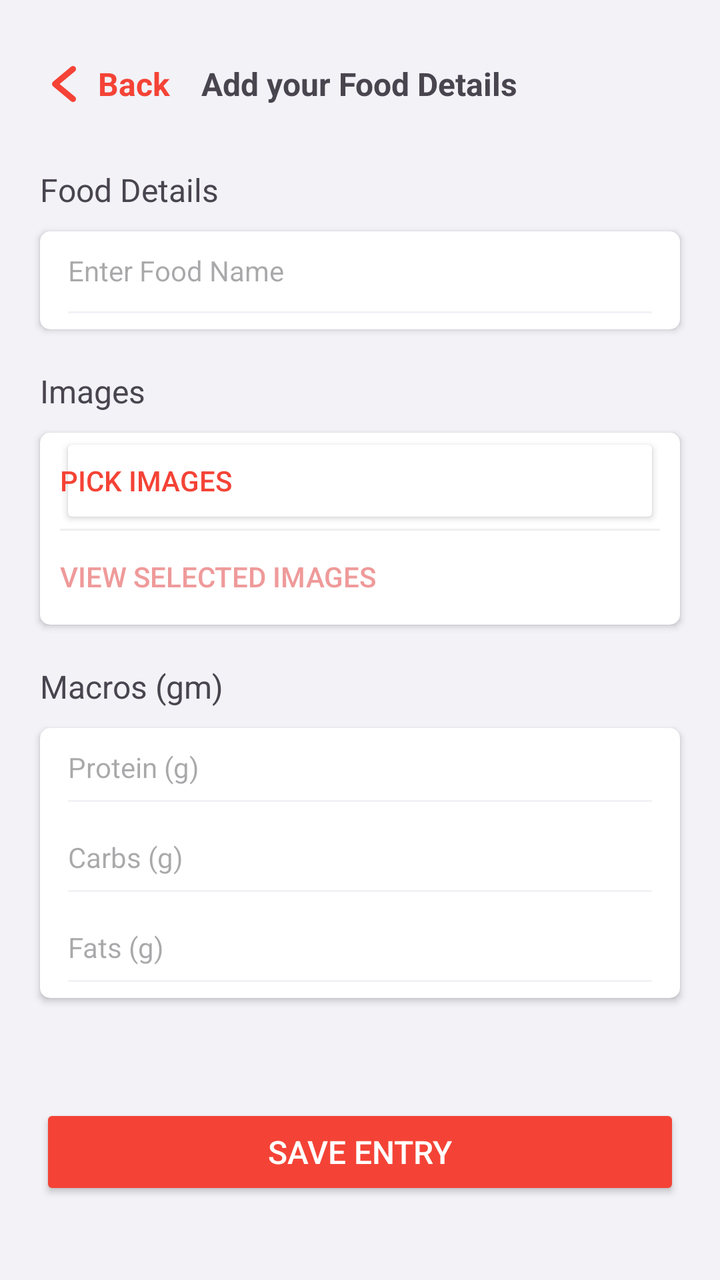
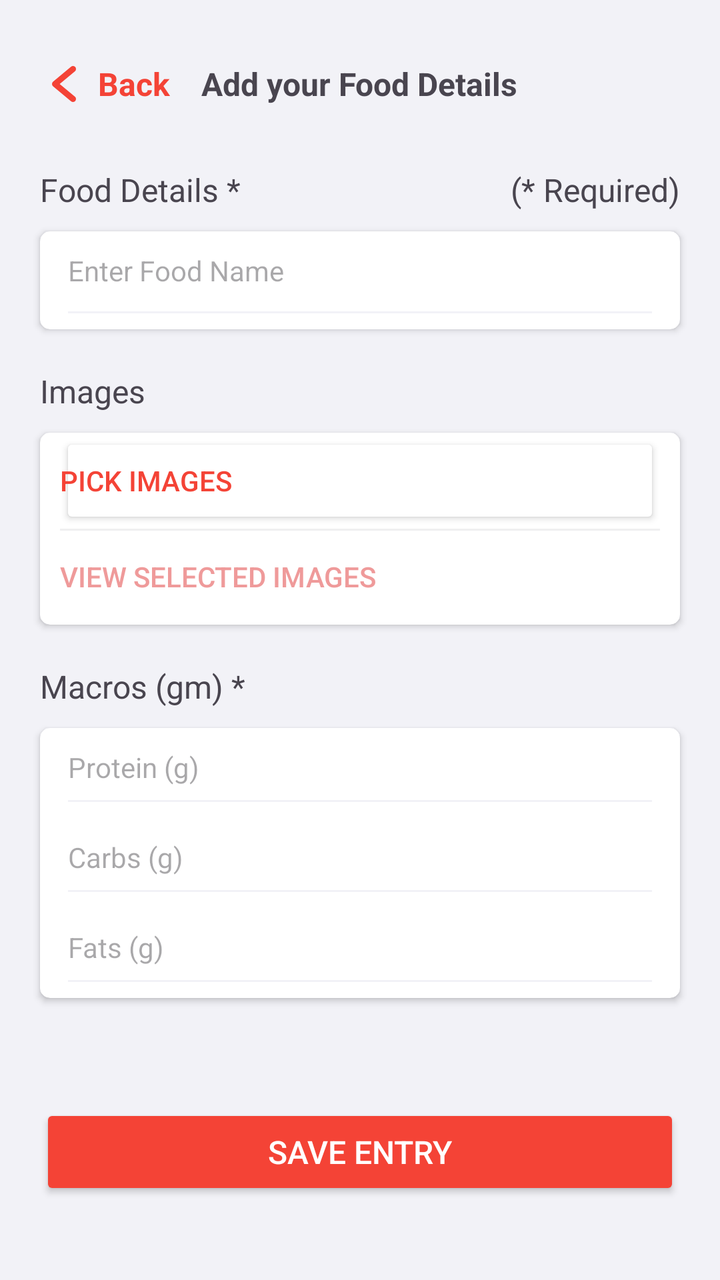

The first picture is an Android layout as it rendered before a commit; the second is the same layout after the commit. The layout source and the unified diff follow.
<!-- AndroidManifest.xml: application theme Theme.ExActHealth -->
<!-- res/layout/activity_add_favorite_food.xml -->
<?xml version="1.0" encoding="utf-8"?>
<RelativeLayout
    xmlns:android="http://schemas.android.com/apk/res/android"
    xmlns:app="http://schemas.android.com/apk/res-auto"
    xmlns:tools="http://schemas.android.com/tools"
    android:id="@+id/main"
    android:layout_width="match_parent"
    android:layout_height="match_parent"
    android:background="@color/light_gray"
    tools:context=".activities.AddFavoriteFoodActivity">

    <RelativeLayout
        android:id="@+id/favorite_foods_toolbar_layout_2"
        android:layout_width="match_parent"
        android:layout_height="wrap_content"
        android:layout_marginStart="20dp"
        android:layout_marginEnd="20dp"
        android:layout_marginTop="30dp">

        <RelativeLayout
            android:id="@+id/back_to_favorite_food_layout"
            android:layout_width="wrap_content"
            android:layout_height="wrap_content"
            android:clickable="true"
            android:focusable="true">

            <ImageView
                android:id="@+id/back_to_favorite_food_icon"
                android:layout_width="wrap_content"
                android:layout_height="wrap_content"
                android:background="@drawable/back_button">
            </ImageView>

            <TextView
                android:id="@+id/back_to_favorite_food_text"
                android:layout_width="wrap_content"
                android:layout_height="wrap_content"
                android:layout_toEndOf="@+id/back_to_favorite_food_icon"
                android:layout_alignBottom="@+id/back_to_favorite_food_icon"
                android:layout_alignTop="@+id/back_to_favorite_food_icon"
                android:layout_marginStart="5dp"
                android:gravity="center"
                android:text="Back"
                android:textColor="@color/red"
                android:textStyle="bold"
                android:textSize="16sp">
            </TextView>

        </RelativeLayout>

        <TextView
            android:id="@+id/add_your_favorite_food_details"
            android:layout_width="wrap_content"
            android:layout_height="wrap_content"
            android:layout_centerInParent="true"
            android:gravity="center"
            android:text="Add your Food Details"
            android:textSize="16sp"
            android:textStyle="bold">
        </TextView>

    </RelativeLayout>

    <TextView
        android:id="@+id/favorite_food_details_title"
        android:layout_width="match_parent"
        android:layout_height="wrap_content"
        android:layout_below="@+id/favorite_foods_toolbar_layout_2"
        android:layout_marginTop="30dp"
        android:layout_marginStart="20dp"
        android:layout_marginEnd="20dp"
        android:textSize="16sp"
        android:text="@string/food_details_title">
    </TextView>

    <androidx.cardview.widget.CardView
        android:id="@+id/favorite_food_name_card_view"
        android:layout_width="match_parent"
        android:layout_height="wrap_content"
        android:layout_below="@+id/favorite_food_details_title"
        android:layout_marginTop="10dp"
        android:layout_marginStart="20dp"
        android:layout_marginEnd="20dp"

        app:contentPaddingLeft="10dp"
        app:contentPaddingRight="10dp"
        app:cardCornerRadius="5dp">

        <RelativeLayout
            android:id="@+id/favorite_food_name_layout"
            android:layout_width="match_parent"
            android:layout_height="match_parent">

            <EditText
                android:id="@+id/favorite_food_name_text_edit"
                android:theme="@style/DialogTheme"
                android:layout_width="match_parent"
                android:layout_height="wrap_content"
                android:paddingBottom="20dp"
                android:gravity="center_vertical"
                android:hint="@string/enter_food_name_hint"
                android:textSize="14sp"
                android:backgroundTint="@color/light_gray"
                android:inputType="textPersonName"
                android:autofillHints="name">
            </EditText>

        </RelativeLayout>

    </androidx.cardview.widget.CardView>

    <TextView
        android:id="@+id/favorite_food_images_title"
        android:layout_width="match_parent"
        android:layout_height="wrap_content"
        android:layout_below="@+id/favorite_food_name_card_view"
        android:layout_marginTop="20dp"
        android:layout_marginStart="20dp"
        android:layout_marginEnd="20dp"
        android:textSize="16sp"
        android:text="@string/images_title">
    </TextView>

    <androidx.cardview.widget.CardView
        android:id="@+id/food_details_images_card_view_2"
        android:layout_width="match_parent"
        android:layout_height="wrap_content"
        android:layout_below="@+id/favorite_food_images_title"
        android:layout_marginTop="10dp"
        android:layout_marginStart="20dp"
        android:layout_marginEnd="20dp"

        app:contentPaddingLeft="10dp"
        app:contentPaddingRight="10dp"
        app:cardCornerRadius="5dp">

        <RelativeLayout
            android:id="@+id/favorite_food_images_layout"
            android:layout_width="match_parent"
            android:layout_height="match_parent">

            <Button
                android:id="@+id/favorite_food_pick_images_button"
                android:layout_width="match_parent"
                android:layout_height="wrap_content"
                android:gravity="center_vertical"
                android:padding="0dp"
                android:backgroundTint="@color/white"
                android:text="@string/pick_images"
                android:textColor="@color/red"
                android:textSize="14sp"
                android:textStyle="normal">
            </Button>

            <View
                android:layout_width="match_parent"
                android:layout_below="@+id/favorite_food_pick_images_button"
                android:layout_height="1dp"
                android:background="@color/mid_gray">
            </View>

            <Button
                android:id="@+id/favorite_food_selected_images_button"
                android:layout_width="match_parent"
                android:layout_height="wrap_content"
                android:layout_below="@+id/favorite_food_pick_images_button"
                android:gravity="center_vertical"
                android:padding="0dp"
                android:backgroundTint="@color/white"
                android:text="@string/view_selected_images"
                android:textColor="@color/light_red"
                android:textSize="14sp"
                android:textStyle="normal"
                android:enabled="false">
            </Button>

        </RelativeLayout>

    </androidx.cardview.widget.CardView>

    <TextView
        android:id="@+id/favorite_food_macros_title"
        android:layout_width="match_parent"
        android:layout_height="wrap_content"
        android:layout_below="@+id/food_details_images_card_view_2"
        android:layout_marginTop="20dp"
        android:layout_marginStart="20dp"
        android:layout_marginEnd="20dp"
        android:textSize="16sp"
        android:text="@string/macros">
    </TextView>

    <androidx.cardview.widget.CardView
        android:id="@+id/favorite_food_macros_card_view"
        android:layout_width="match_parent"
        android:layout_height="wrap_content"
        android:layout_below="@+id/favorite_food_macros_title"
        android:layout_marginTop="10dp"
        android:layout_marginStart="20dp"
        android:layout_marginEnd="20dp"

        app:contentPaddingLeft="10dp"
        app:contentPaddingRight="10dp"
        app:cardCornerRadius="5dp">

        <RelativeLayout
            android:id="@+id/favorite_food_macros_layout"
            android:layout_width="match_parent"
            android:layout_height="match_parent">

            <EditText
                android:id="@+id/favorite_food_protein_text_edit"
                android:theme="@style/DialogTheme"
                android:layout_width="match_parent"
                android:layout_height="wrap_content"
                android:paddingBottom="16dp"
                android:gravity="center_vertical"
                android:hint="@string/protein"
                android:textSize="14sp"
                android:backgroundTint="@color/light_gray"
                android:inputType="number"
                android:importantForAutofill="no">
            </EditText>

            <EditText
                android:id="@+id/favorite_food_carbs_text_edit"
                android:theme="@style/DialogTheme"
                android:layout_width="match_parent"
                android:layout_height="wrap_content"
                android:layout_below="@+id/favorite_food_protein_text_edit"
                android:paddingBottom="16dp"
                android:gravity="center_vertical"
                android:hint="@string/carbs"
                android:textSize="14sp"
                android:backgroundTint="@color/light_gray"
                android:inputType="number"
                android:importantForAutofill="no">
            </EditText>

            <EditText
                android:id="@+id/favorite_food_fats_text_edit"
                android:theme="@style/DialogTheme"
                android:layout_width="match_parent"
                android:layout_height="wrap_content"
                android:layout_below="@+id/favorite_food_carbs_text_edit"
                android:paddingBottom="16dp"
                android:gravity="center_vertical"
                android:hint="@string/fats"
                android:textSize="14sp"
                android:backgroundTint="@color/light_gray"
                android:inputType="number"
                android:importantForAutofill="no">
            </EditText>

        </RelativeLayout>

    </androidx.cardview.widget.CardView>

    <Button
        android:id="@+id/favorite_food_save_entry_button"
        android:layout_width="match_parent"
        android:layout_height="wrap_content"
        android:layout_alignParentBottom="true"
        android:gravity="center"
        android:layout_marginStart="20dp"
        android:layout_marginEnd="20dp"
        android:layout_marginBottom="40dp"
        android:paddingTop="10dp"
        android:paddingBottom="10dp"
        android:backgroundTint="@color/red"
        android:text="@string/save_entry"
        android:textColor="@color/white"
        android:textSize="16sp"
        android:textStyle="normal"
        app:cornerRadius="5dp">
    </Button>

</RelativeLayout>
<!-- resources referenced by this layout -->
<resources>
  <color name="light_gray">#F2F2F7</color>
  <color name="light_red">#EF9A9A</color>
  <color name="mid_gray">#EFEFF0</color>
  <color name="red">#F44336</color>
  <color name="white">#FFFFFFFF</color>
  <!-- drawable back_button (drawable) -->
  <vector xmlns:android="http://schemas.android.com/apk/res/android"
      android:width="24dp"
      android:height="24dp"
      android:viewportWidth="96"
      android:viewportHeight="96">
    <path
        android:fillColor="@color/red"
        android:pathData="M39.376,48.002l30.47,-25.39a6.003,6.003 0,0 0,-7.688 -9.223L26.156,43.391a6.009,6.009 0,0 0,0 9.223L62.158,82.615a6.003,6.003 0,0 0,7.688 -9.223Z"/>
  </vector>
  <string name="carbs">Carbs (g)</string>
  <string name="enter_food_name_hint">Enter Food Name</string>
  <string name="fats">Fats (g)</string>
  <string name="food_details_title">Food Details</string>
  <string name="images_title">Images</string>
  <string name="macros">Macros (gm)</string>
  <string name="pick_images">Pick Images</string>
  <string name="protein">Protein (g)</string>
  <string name="save_entry">Save Entry</string>
  <string name="view_selected_images">View selected images</string>
  <style name="DialogTheme" parent="Theme.Material3.Light.Dialog">
          <item name="colorAccent">@color/red</item>
          <item name="colorOnPrimary">@color/red</item>
          <item name="colorControlActivated">@color/red</item>
      </style>
  <style name="Theme.ExActHealth" parent="Base.Theme.ExActHealth" />
  <style name="Base.Theme.ExActHealth" parent="Theme.Material3.Light.NoActionBar">
          
          <item name="colorPrimary">@color/red</item>
          <item name="android:itemBackground">@color/white</item>
      </style>
</resources>

<!-- the commit's change to res/layout/activity_add_favorite_food.xml (unified diff, before → after) -->
@@ -63,7 +63,7 @@
 
     <TextView
         android:id="@+id/favorite_food_details_title"
-        android:layout_width="match_parent"
+        android:layout_width="wrap_content"
         android:layout_height="wrap_content"
         android:layout_below="@+id/favorite_foods_toolbar_layout_2"
         android:layout_marginTop="30dp"
@@ -71,6 +71,19 @@
         android:layout_marginEnd="20dp"
         android:textSize="16sp"
         android:text="@string/food_details_title">
+    </TextView>
+
+    <TextView
+        android:id="@+id/favorite_food_required_text_view"
+        android:layout_width="wrap_content"
+        android:layout_height="wrap_content"
+        android:layout_alignParentEnd="true"
+        android:layout_below="@+id/favorite_foods_toolbar_layout_2"
+        android:layout_marginTop="30dp"
+        android:layout_marginStart="20dp"
+        android:layout_marginEnd="20dp"
+        android:textSize="16sp"
+        android:text="@string/required">
     </TextView>
 
     <androidx.cardview.widget.CardView
<!-- resource entries referenced after the edit -->
@@ -18,11 +18,12 @@
   <string name="carbs">Carbs (g)</string>
   <string name="enter_food_name_hint">Enter Food Name</string>
   <string name="fats">Fats (g)</string>
-  <string name="food_details_title">Food Details</string>
+  <string name="food_details_title">Food Details *</string>
   <string name="images_title">Images</string>
-  <string name="macros">Macros (gm)</string>
+  <string name="macros">Macros (gm) *</string>
   <string name="pick_images">Pick Images</string>
   <string name="protein">Protein (g)</string>
+  <string name="required">(* Required)</string>
   <string name="save_entry">Save Entry</string>
   <string name="view_selected_images">View selected images</string>
   <style name="DialogTheme" parent="Theme.Material3.Light.Dialog">
